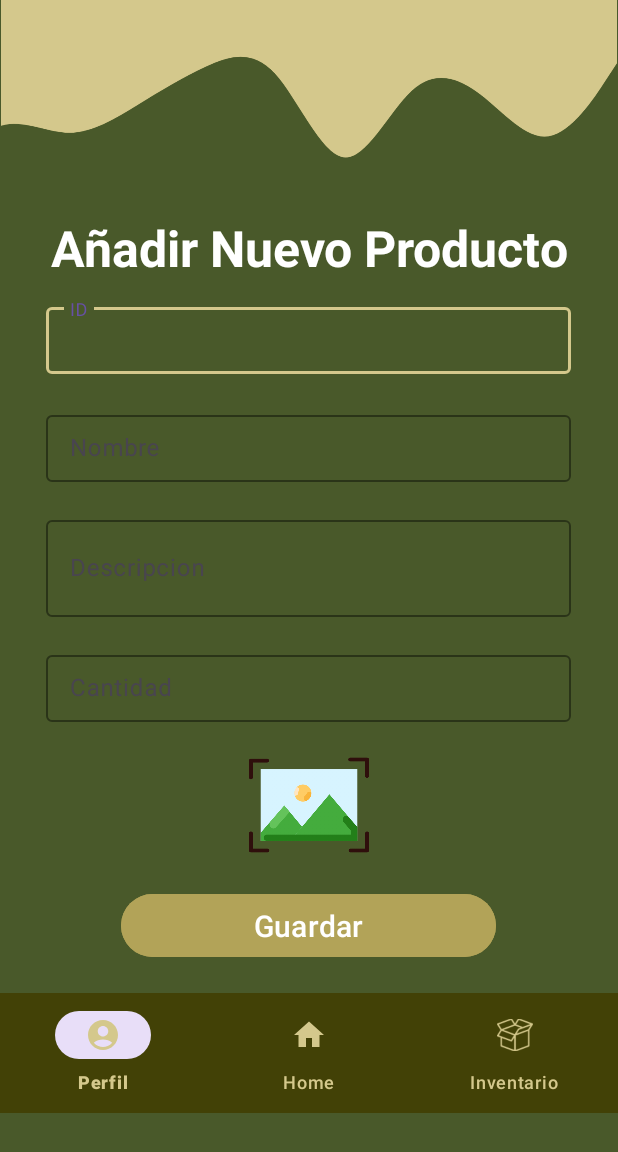
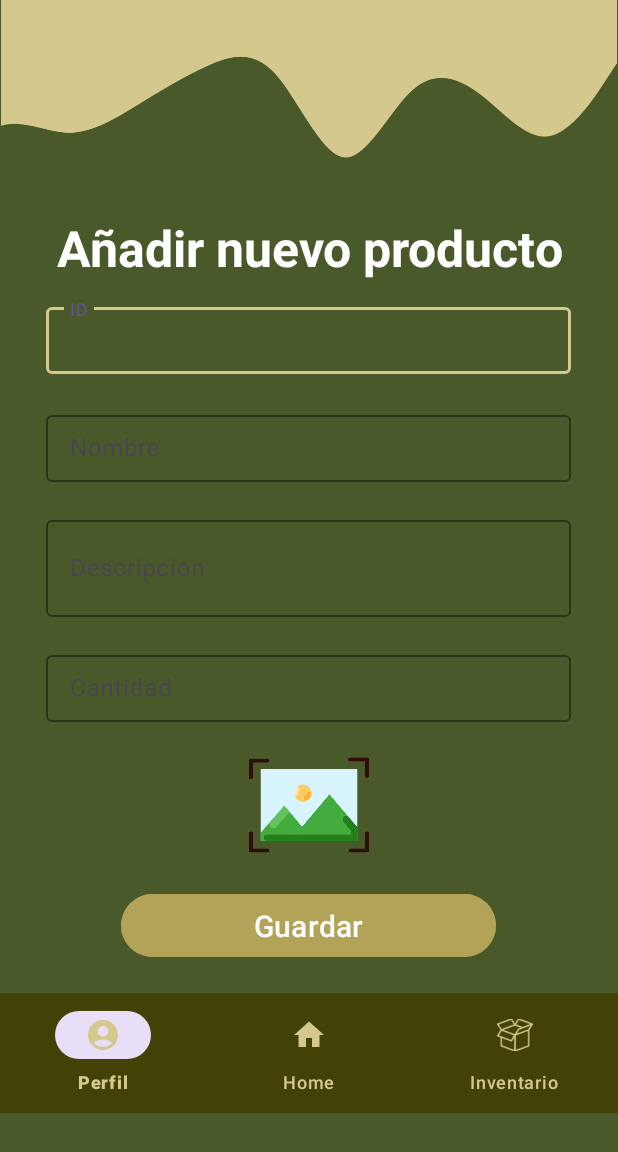
Before and after one commit to rmtai/MatchaStock, an Android app: the fragment NuevoFragment shown on its own in the app's theme, on a phone screen of 412 x 824 dp. Shown: the top 1152 px of the screen. Run offline under Robolectric (Android 15) with nearby library versions, the phone set to English and light mode, and no system bars.

Commit message:
algunos cambios en pantalla nuevo producto

```diff
--- a/app/src/main/java/com/example/matchastock/NuevoFragment.kt
+++ b/app/src/main/java/com/example/matchastock/NuevoFragment.kt
@@ -5,41 +5,29 @@ import androidx.fragment.app.Fragment
 import android.view.LayoutInflater
 import android.view.View
 import android.view.ViewGroup
+import com.example.matchastock.databinding.FragmentNuevoBinding
 
 private const val ARG_PARAM1 = "param1"
 private const val ARG_PARAM2 = "param2"
 
 
 class NuevoFragment : Fragment() {
-    private var param1: String? = null
-    private var param2: String? = null
+
+    private lateinit var binding : FragmentNuevoBinding
 
     override fun onCreate(savedInstanceState: Bundle?) {
         super.onCreate(savedInstanceState)
-        arguments?.let {
-            param1 = it.getString(ARG_PARAM1)
-            param2 = it.getString(ARG_PARAM2)
-        }
+
     }
 
     override fun onCreateView(
         inflater: LayoutInflater, container: ViewGroup?,
         savedInstanceState: Bundle?
-    ): View? {
+    ): View {
         // Inflate the layout for this fragment
-        return inflater.inflate(R.layout.fragment_nuevo, container, false)
+        binding = FragmentNuevoBinding.inflate(inflater, container, false)
+
+        return binding.root
     }
 
-    companion object {
-
-        // TODO: Rename and change types and number of parameters
-        @JvmStatic
-        fun newInstance(param1: String, param2: String) =
-            NuevoFragment().apply {
-                arguments = Bundle().apply {
-                    putString(ARG_PARAM1, param1)
-                    putString(ARG_PARAM2, param2)
-                }
-            }
-    }
 }
--- a/app/src/main/res/layout/fragment_nuevo.xml
+++ b/app/src/main/res/layout/fragment_nuevo.xml
@@ -24,7 +24,7 @@
         android:layout_height="wrap_content"
         android:adjustViewBounds="true"
         android:gravity="center"
-        android:text="Añadir Nuevo Producto"
+        android:text="@string/add_prod"
         android:textColor="@color/white"
         android:textSize="33sp"
         android:textStyle="bold"
@@ -62,6 +62,7 @@
             android:layout_width="match_parent"
             android:layout_height="match_parent"
             android:drawablePadding="12dp"
+            android:inputType="text"
             android:ems="10"
             android:hint="@string/name"
             android:textColor="@color/second_color"
@@ -81,6 +82,7 @@
             android:layout_height="match_parent"
             android:drawablePadding="12dp"
             android:ems="10"
+            android:inputType="text"
             android:hint="@string/descripcion"
             android:textColor="@color/second_color"
             android:textColorHint="@color/second_color" />
@@ -99,6 +101,7 @@
             android:layout_height="match_parent"
             android:drawablePadding="12dp"
             android:ems="10"
+            android:inputType="number"
             android:hint="@string/cantidad"
             android:textColor="@color/second_color"
             android:textColorHint="@color/second_color" />
--- a/app/src/main/res/values/strings.xml
+++ b/app/src/main/res/values/strings.xml
@@ -40,6 +40,7 @@
     <string name="prod_eliminar">Eliminar producto</string>
     <string name="editar_prod">Editar producto</string>
     <string name="nuevo_producto">Nuevo producto</string>
+    <string name="add_prod">Añadir nuevo producto</string>
 
 
 </resources>
```
